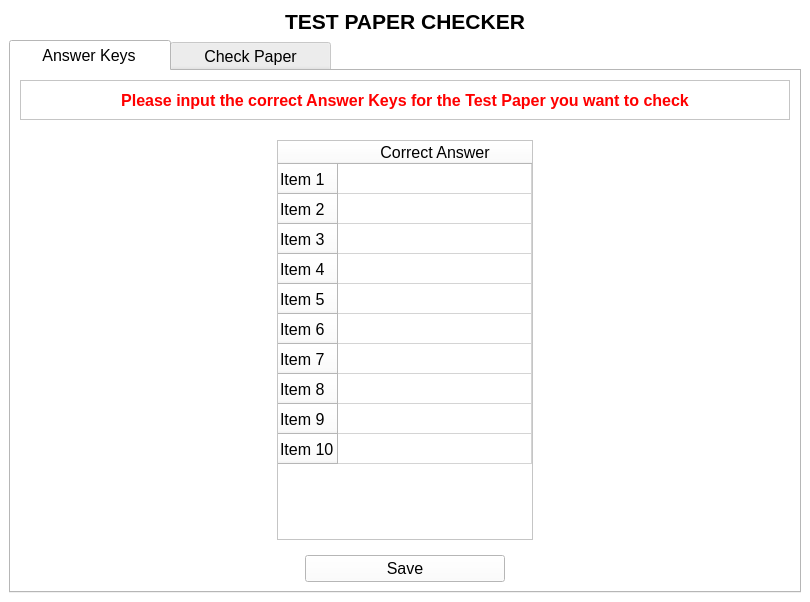
Old version of the form TestPaperChecker.ui in the repository jarapamikaella/OpenCV_TestPaperChecker.
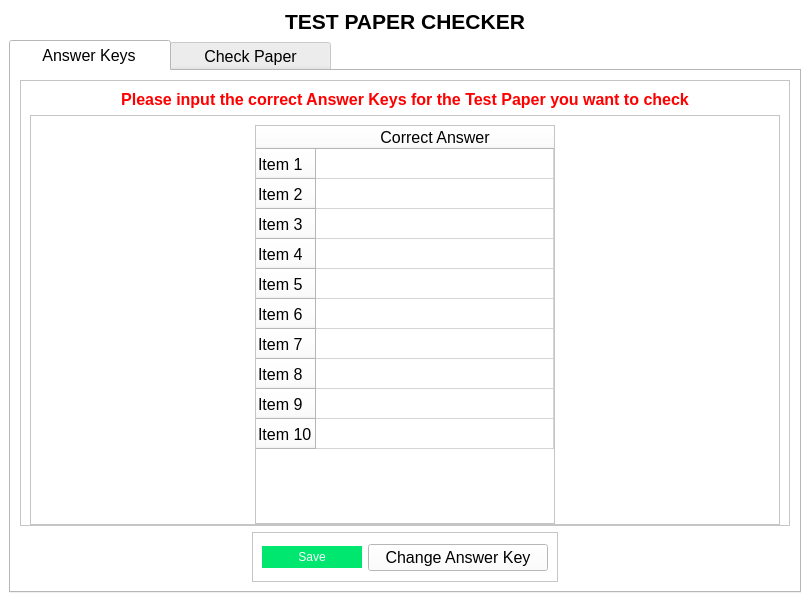
New version of the form.

Diff of the .ui file:
```diff
--- a/TestPaperChecker.ui
+++ b/TestPaperChecker.ui
@@ -502,7 +502,7 @@
           <property name="minimumSize">
            <size>
             <width>0</width>
-            <height>40</height>
+            <height>50</height>
            </size>
           </property>
           <property name="frameShape">
@@ -512,6 +512,9 @@
            <enum>QFrame::Raised</enum>
           </property>
           <layout class="QGridLayout" name="gridLayout_4">
+           <property name="bottomMargin">
+            <number>0</number>
+           </property>
            <item row="0" column="0">
             <widget class="QLabel" name="label_2">
              <property name="font">
@@ -533,20 +536,32 @@
              </property>
             </widget>
            </item>
-          </layout>
-         </widget>
-        </item>
-        <item>
-         <widget class="QFrame" name="AnsKeyTblFrame">
-          <layout class="QVBoxLayout" name="verticalLayout_4">
+           <item row="1" column="0">
+            <widget class="QFrame" name="frame_4">
+             <property name="minimumSize">
+              <size>
+               <width>0</width>
+               <height>400</height>
+              </size>
+             </property>
+             <property name="frameShape">
+              <enum>QFrame::StyledPanel</enum>
+             </property>
+             <property name="frameShadow">
+              <enum>QFrame::Raised</enum>
+             </property>
+             <layout class="QGridLayout" name="gridLayout_5">
            <property name="topMargin">
-            <number>14</number>
-           </property>
-           <item alignment="Qt::AlignHCenter">
+               <number>9</number>
+              </property>
+              <property name="bottomMargin">
+               <number>0</number>
+              </property>
+              <item row="0" column="0">
             <widget class="QTableWidget" name="AnsKeyTbl">
              <property name="maximumSize">
               <size>
-               <width>350</width>
+                  <width>300</width>
                <height>16777215</height>
               </size>
              </property>
@@ -576,6 +591,12 @@
              <attribute name="horizontalHeaderStretchLastSection">
               <bool>true</bool>
              </attribute>
+                <attribute name="verticalHeaderCascadingSectionResizes">
+                 <bool>false</bool>
+                </attribute>
+                <attribute name="verticalHeaderShowSortIndicator" stdset="0">
+                 <bool>false</bool>
+                </attribute>
              <row>
               <property name="text">
                <string>Item 1</string>
@@ -636,23 +657,508 @@
           </layout>
          </widget>
         </item>
+          </layout>
+         </widget>
+        </item>
         <item alignment="Qt::AlignHCenter">
+         <widget class="QFrame" name="frame_3">
+          <property name="minimumSize">
+           <size>
+            <width>0</width>
+            <height>50</height>
+           </size>
+          </property>
+          <property name="maximumSize">
+           <size>
+            <width>16777215</width>
+            <height>16777215</height>
+           </size>
+          </property>
+          <property name="frameShape">
+           <enum>QFrame::StyledPanel</enum>
+          </property>
+          <property name="frameShadow">
+           <enum>QFrame::Raised</enum>
+          </property>
+          <layout class="QHBoxLayout" name="horizontalLayout_3">
+           <property name="topMargin">
+            <number>1</number>
+           </property>
+           <property name="bottomMargin">
+            <number>0</number>
+           </property>
+           <item>
          <widget class="QPushButton" name="saveAnsKeyBtn">
           <property name="minimumSize">
            <size>
-            <width>200</width>
+               <width>100</width>
             <height>0</height>
            </size>
           </property>
           <property name="maximumSize">
            <size>
-            <width>400</width>
+               <width>200</width>
             <height>16777215</height>
            </size>
           </property>
+             <property name="palette">
+              <palette>
+               <active>
+                <colorrole role="WindowText">
+                 <brush brushstyle="SolidPattern">
+                  <color alpha="255">
+                   <red>255</red>
+                   <green>255</green>
+                   <blue>255</blue>
+                  </color>
+                 </brush>
+                </colorrole>
+                <colorrole role="Button">
+                 <brush brushstyle="SolidPattern">
+                  <color alpha="255">
+                   <red>0</red>
+                   <green>231</green>
+                   <blue>112</blue>
+                  </color>
+                 </brush>
+                </colorrole>
+                <colorrole role="Light">
+                 <brush brushstyle="SolidPattern">
+                  <color alpha="255">
+                   <red>91</red>
+                   <green>255</green>
+                   <blue>171</blue>
+                  </color>
+                 </brush>
+                </colorrole>
+                <colorrole role="Midlight">
+                 <brush brushstyle="SolidPattern">
+                  <color alpha="255">
+                   <red>45</red>
+                   <green>243</green>
+                   <blue>141</blue>
+                  </color>
+                 </brush>
+                </colorrole>
+                <colorrole role="Dark">
+                 <brush brushstyle="SolidPattern">
+                  <color alpha="255">
+                   <red>0</red>
+                   <green>115</green>
+                   <blue>56</blue>
+                  </color>
+                 </brush>
+                </colorrole>
+                <colorrole role="Mid">
+                 <brush brushstyle="SolidPattern">
+                  <color alpha="255">
+                   <red>0</red>
+                   <green>154</green>
+                   <blue>74</blue>
+                  </color>
+                 </brush>
+                </colorrole>
+                <colorrole role="Text">
+                 <brush brushstyle="SolidPattern">
+                  <color alpha="255">
+                   <red>255</red>
+                   <green>255</green>
+                   <blue>255</blue>
+                  </color>
+                 </brush>
+                </colorrole>
+                <colorrole role="BrightText">
+                 <brush brushstyle="SolidPattern">
+                  <color alpha="255">
+                   <red>255</red>
+                   <green>255</green>
+                   <blue>255</blue>
+                  </color>
+                 </brush>
+                </colorrole>
+                <colorrole role="ButtonText">
+                 <brush brushstyle="SolidPattern">
+                  <color alpha="255">
+                   <red>255</red>
+                   <green>255</green>
+                   <blue>255</blue>
+                  </color>
+                 </brush>
+                </colorrole>
+                <colorrole role="Base">
+                 <brush brushstyle="SolidPattern">
+                  <color alpha="255">
+                   <red>255</red>
+                   <green>255</green>
+                   <blue>255</blue>
+                  </color>
+                 </brush>
+                </colorrole>
+                <colorrole role="Window">
+                 <brush brushstyle="SolidPattern">
+                  <color alpha="255">
+                   <red>0</red>
+                   <green>231</green>
+                   <blue>112</blue>
+                  </color>
+                 </brush>
+                </colorrole>
+                <colorrole role="Shadow">
+                 <brush brushstyle="SolidPattern">
+                  <color alpha="255">
+                   <red>0</red>
+                   <green>0</green>
+                   <blue>0</blue>
+                  </color>
+                 </brush>
+                </colorrole>
+                <colorrole role="AlternateBase">
+                 <brush brushstyle="SolidPattern">
+                  <color alpha="255">
+                   <red>127</red>
+                   <green>243</green>
+                   <blue>183</blue>
+                  </color>
+                 </brush>
+                </colorrole>
+                <colorrole role="ToolTipBase">
+                 <brush brushstyle="SolidPattern">
+                  <color alpha="255">
+                   <red>255</red>
+                   <green>255</green>
+                   <blue>220</blue>
+                  </color>
+                 </brush>
+                </colorrole>
+                <colorrole role="ToolTipText">
+                 <brush brushstyle="SolidPattern">
+                  <color alpha="255">
+                   <red>0</red>
+                   <green>0</green>
+                   <blue>0</blue>
+                  </color>
+                 </brush>
+                </colorrole>
+               </active>
+               <inactive>
+                <colorrole role="WindowText">
+                 <brush brushstyle="SolidPattern">
+                  <color alpha="255">
+                   <red>255</red>
+                   <green>255</green>
+                   <blue>255</blue>
+                  </color>
+                 </brush>
+                </colorrole>
+                <colorrole role="Button">
+                 <brush brushstyle="SolidPattern">
+                  <color alpha="255">
+                   <red>0</red>
+                   <green>231</green>
+                   <blue>112</blue>
+                  </color>
+                 </brush>
+                </colorrole>
+                <colorrole role="Light">
+                 <brush brushstyle="SolidPattern">
+                  <color alpha="255">
+                   <red>91</red>
+                   <green>255</green>
+                   <blue>171</blue>
+                  </color>
+                 </brush>
+                </colorrole>
+                <colorrole role="Midlight">
+                 <brush brushstyle="SolidPattern">
+                  <color alpha="255">
+                   <red>45</red>
+                   <green>243</green>
+                   <blue>141</blue>
+                  </color>
+                 </brush>
+                </colorrole>
+                <colorrole role="Dark">
+                 <brush brushstyle="SolidPattern">
+                  <color alpha="255">
+                   <red>0</red>
+                   <green>115</green>
+                   <blue>56</blue>
+                  </color>
+                 </brush>
+                </colorrole>
+                <colorrole role="Mid">
+                 <brush brushstyle="SolidPattern">
+                  <color alpha="255">
+                   <red>0</red>
+                   <green>154</green>
+                   <blue>74</blue>
+                  </color>
+                 </brush>
+                </colorrole>
+                <colorrole role="Text">
+                 <brush brushstyle="SolidPattern">
+                  <color alpha="255">
+                   <red>255</red>
+                   <green>255</green>
+                   <blue>255</blue>
+                  </color>
+                 </brush>
+                </colorrole>
+                <colorrole role="BrightText">
+                 <brush brushstyle="SolidPattern">
+                  <color alpha="255">
+                   <red>255</red>
+                   <green>255</green>
+                   <blue>255</blue>
+                  </color>
+                 </brush>
+                </colorrole>
+                <colorrole role="ButtonText">
+                 <brush brushstyle="SolidPattern">
+                  <color alpha="255">
+                   <red>255</red>
+                   <green>255</green>
+                   <blue>255</blue>
+                  </color>
+                 </brush>
+                </colorrole>
+                <colorrole role="Base">
+                 <brush brushstyle="SolidPattern">
+                  <color alpha="255">
+                   <red>255</red>
+                   <green>255</green>
+                   <blue>255</blue>
+                  </color>
+                 </brush>
+                </colorrole>
+                <colorrole role="Window">
+                 <brush brushstyle="SolidPattern">
+                  <color alpha="255">
+                   <red>0</red>
+                   <green>231</green>
+                   <blue>112</blue>
+                  </color>
+                 </brush>
+                </colorrole>
+                <colorrole role="Shadow">
+                 <brush brushstyle="SolidPattern">
+                  <color alpha="255">
+                   <red>0</red>
+                   <green>0</green>
+                   <blue>0</blue>
+                  </color>
+                 </brush>
+                </colorrole>
+                <colorrole role="AlternateBase">
+                 <brush brushstyle="SolidPattern">
+                  <color alpha="255">
+                   <red>127</red>
+                   <green>243</green>
+                   <blue>183</blue>
+                  </color>
+                 </brush>
+                </colorrole>
+                <colorrole role="ToolTipBase">
+                 <brush brushstyle="SolidPattern">
+                  <color alpha="255">
+                   <red>255</red>
+                   <green>255</green>
+                   <blue>220</blue>
+                  </color>
+                 </brush>
+                </colorrole>
+                <colorrole role="ToolTipText">
+                 <brush brushstyle="SolidPattern">
+                  <color alpha="255">
+                   <red>0</red>
+                   <green>0</green>
+                   <blue>0</blue>
+                  </color>
+                 </brush>
+                </colorrole>
+               </inactive>
+               <disabled>
+                <colorrole role="WindowText">
+                 <brush brushstyle="SolidPattern">
+                  <color alpha="255">
+                   <red>255</red>
+                   <green>255</green>
+                   <blue>255</blue>
+                  </color>
+                 </brush>
+                </colorrole>
+                <colorrole role="Button">
+                 <brush brushstyle="SolidPattern">
+                  <color alpha="255">
+                   <red>0</red>
+                   <green>231</green>
+                   <blue>112</blue>
+                  </color>
+                 </brush>
+                </colorrole>
+                <colorrole role="Light">
+                 <brush brushstyle="SolidPattern">
+                  <color alpha="255">
+                   <red>91</red>
+                   <green>255</green>
+                   <blue>171</blue>
+                  </color>
+                 </brush>
+                </colorrole>
+                <colorrole role="Midlight">
+                 <brush brushstyle="SolidPattern">
+                  <color alpha="255">
+                   <red>45</red>
+                   <green>243</green>
+                   <blue>141</blue>
+                  </color>
+                 </brush>
+                </colorrole>
+                <colorrole role="Dark">
+                 <brush brushstyle="SolidPattern">
+                  <color alpha="255">
+                   <red>0</red>
+                   <green>115</green>
+                   <blue>56</blue>
+                  </color>
+                 </brush>
+                </colorrole>
+                <colorrole role="Mid">
+                 <brush brushstyle="SolidPattern">
+                  <color alpha="255">
+                   <red>0</red>
+                   <green>154</green>
+                   <blue>74</blue>
+                  </color>
+                 </brush>
+                </colorrole>
+                <colorrole role="Text">
+                 <brush brushstyle="SolidPattern">
+                  <color alpha="255">
+                   <red>255</red>
+                   <green>255</green>
+                   <blue>255</blue>
+                  </color>
+                 </brush>
+                </colorrole>
+                <colorrole role="BrightText">
+                 <brush brushstyle="SolidPattern">
+                  <color alpha="255">
+                   <red>255</red>
+                   <green>255</green>
+                   <blue>255</blue>
+                  </color>
+                 </brush>
+                </colorrole>
+                <colorrole role="ButtonText">
+                 <brush brushstyle="SolidPattern">
+                  <color alpha="255">
+                   <red>255</red>
+                   <green>255</green>
+                   <blue>255</blue>
+                  </color>
+                 </brush>
+                </colorrole>
+                <colorrole role="Base">
+                 <brush brushstyle="SolidPattern">
+                  <color alpha="255">
+                   <red>0</red>
+                   <green>231</green>
+                   <blue>112</blue>
+                  </color>
+                 </brush>
+                </colorrole>
+                <colorrole role="Window">
+                 <brush brushstyle="SolidPattern">
+                  <color alpha="255">
+                   <red>0</red>
+                   <green>231</green>
+                   <blue>112</blue>
+                  </color>
+                 </brush>
+                </colorrole>
+                <colorrole role="Shadow">
+                 <brush brushstyle="SolidPattern">
+                  <color alpha="255">
+                   <red>0</red>
+                   <green>0</green>
+                   <blue>0</blue>
+                  </color>
+                 </brush>
+                </colorrole>
+                <colorrole role="AlternateBase">
+                 <brush brushstyle="SolidPattern">
+                  <color alpha="255">
+                   <red>0</red>
+                   <green>231</green>
+                   <blue>112</blue>
+                  </color>
+                 </brush>
+                </colorrole>
+                <colorrole role="ToolTipBase">
+                 <brush brushstyle="SolidPattern">
+                  <color alpha="255">
+                   <red>255</red>
+                   <green>255</green>
+                   <blue>220</blue>
+                  </color>
+                 </brush>
+                </colorrole>
+                <colorrole role="ToolTipText">
+                 <brush brushstyle="SolidPattern">
+                  <color alpha="255">
+                   <red>0</red>
+                   <green>0</green>
+                   <blue>0</blue>
+                  </color>
+                 </brush>
+                </colorrole>
+               </disabled>
+              </palette>
+             </property>
+             <property name="autoFillBackground">
+              <bool>true</bool>
+             </property>
+             <property name="styleSheet">
+              <string notr="true">color: rgb(255, 255, 255);</string>
+             </property>
           <property name="text">
            <string>Save</string>
           </property>
+             <property name="flat">
+              <bool>true</bool>
+             </property>
+            </widget>
+           </item>
+           <item>
+            <widget class="QPushButton" name="pushButton">
+             <property name="minimumSize">
+              <size>
+               <width>180</width>
+               <height>0</height>
+              </size>
+             </property>
+             <property name="maximumSize">
+              <size>
+               <width>16777215</width>
+               <height>16777215</height>
+              </size>
+             </property>
+             <property name="text">
+              <string>Change Answer Key</string>
+             </property>
+             <property name="autoDefault">
+              <bool>false</bool>
+             </property>
+             <property name="default">
+              <bool>false</bool>
+             </property>
+             <property name="flat">
+              <bool>false</bool>
+             </property>
+            </widget>
+           </item>
+          </layout>
          </widget>
         </item>
        </layout>
```
Left out of the diff: 1 changed line with no effect on the pictures. Lines whose indentation alone changed are shown as unchanged.
